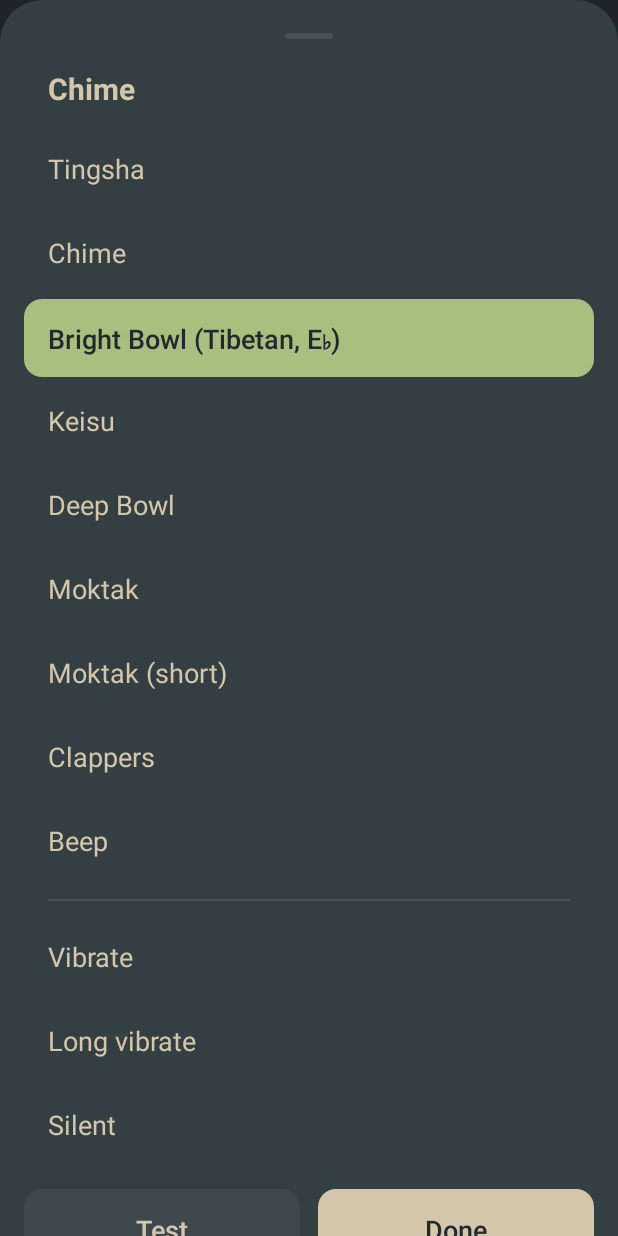
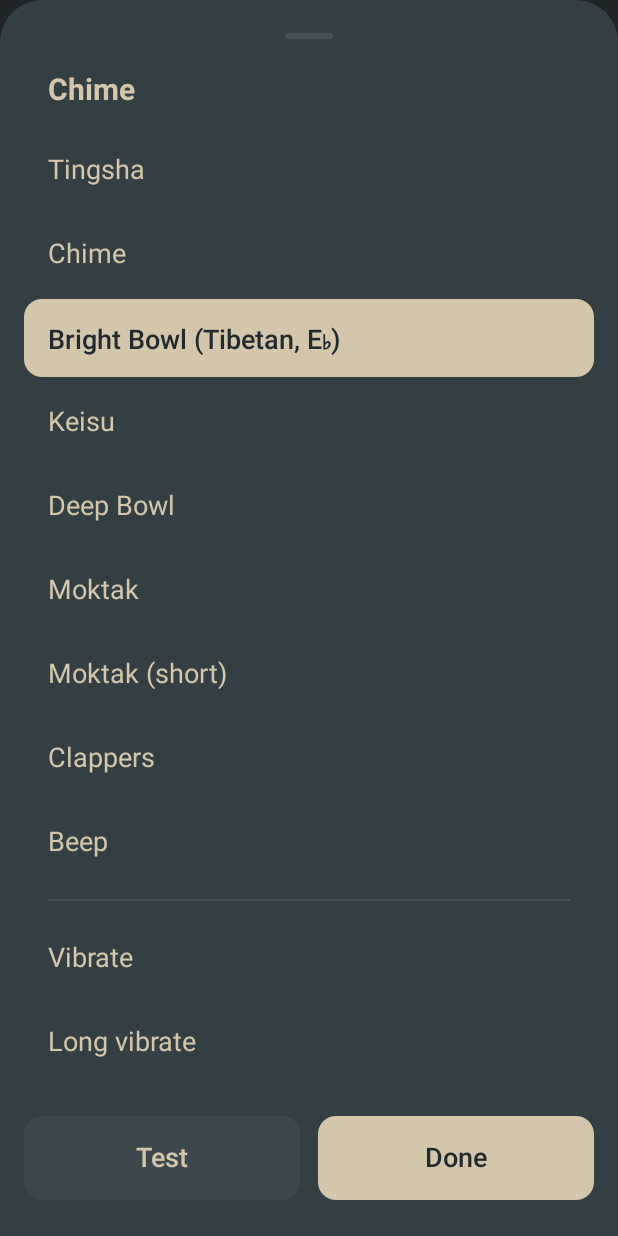
Before and after one commit to jamescrg/enzo, an Android app built with Jetpack Compose: the screen it shows after launch (MainActivity), after a tap on "Chime", on a phone screen of 412 x 824 dp. Run offline under Robolectric (Android 15) with nearby library versions, the phone set to English and light mode, and no system bars; libraries missing offline, so code that uses them is left out: androidx.lifecycle.compose.

Commit message:
Monochrome theme, menu icon, swipe right for settings, separate cards
- Remove the green accent; the ink colour marks what is selected or on
- Replace the gear with a larger hamburger icon; a left-to-right swipe also opens settings
- Start button uses the same quiet background as Reset
- Chime and Repeat each sit on their own card
- Chime drawer: only the list scrolls, so Test and Done stay in reach
- Thicker plain ring; Clappers now has three beats

```diff
--- a/app/src/main/java/link/darmok/meditationtimer/Chimes.kt
+++ b/app/src/main/java/link/darmok/meditationtimer/Chimes.kt
@@ -44,7 +44,7 @@ val CHIMES = listOf(
     Chime("gong", "Deep Bowl", R.raw.bowl_deep, maxVolume = 0.2f),
     Chime("moktak", "Moktak", R.raw.moktak),
     Chime("moktak_short", "Moktak (short)", R.raw.moktak_short),
-    // Two wooden blocks clapped together, twice; stands in for Zen clappers (taku).
+    // Two wooden blocks clapped together, three times; stands in for Zen clappers (taku).
     Chime("clappers", "Clappers", R.raw.clappers),
     // Generated: three short 1 kHz tones, four times over, like a kitchen timer.
     Chime("beep", "Beep", R.raw.beep),
--- a/app/src/main/java/link/darmok/meditationtimer/MainActivity.kt
+++ b/app/src/main/java/link/darmok/meditationtimer/MainActivity.kt
@@ -139,7 +139,6 @@ class Palette(
     val bg: Color,
     val bgDim: Color,
     val fg: Color,
-    val accent: Color,
     val btnBg: Color,
     val btnHover: Color,
     val modalBg: Color,
@@ -150,14 +149,14 @@ class Palette(
 /** Everforest Dark */
 private val Dark = Palette(
     bg = Color(0xFF2D353B), bgDim = Color(0xFF232A2E), fg = Color(0xFFD3C6AA),
-    accent = Color(0xFFA7C080), btnBg = Color(0xFF3D484D), btnHover = Color(0xFF475258),
+    btnBg = Color(0xFF3D484D), btnHover = Color(0xFF475258),
     modalBg = Color(0xFF343F44), modalBorder = Color(0xFF475258), inputBg = Color(0xFF2D353B),
 )
 
 /** Seoul256 Light */
 private val Light = Palette(
     bg = Color(0xFFE1E1E1), bgDim = Color(0xFFD9D9D9), fg = Color(0xFF3F3F3F),
-    accent = Color(0xFF719872), btnBg = Color(0xFFD0D0D0), btnHover = Color(0xFFC0C0C0),
+    btnBg = Color(0xFFD0D0D0), btnHover = Color(0xFFC0C0C0),
     modalBg = Color(0xFFE8E8E8), modalBorder = Color(0xFFC0C0C0), inputBg = Color(0xFFF0F0F0),
 )
 
@@ -246,7 +245,7 @@ fun TimerApp() {
             Modifier
                 .fillMaxSize()
                 .background(p.bg)
-                // Swipe up anywhere to pull up settings. Watched on the way down to the children
+                // Swipe up, or left to right, anywhere to pull up settings. Watched on the way down to the children
                 // and normally not consumed, so buttons and the ring still get their taps.
                 .pointerInput(Unit) {
                     val threshold = 56.dp.toPx()
@@ -272,8 +271,9 @@ fun TimerApp() {
                             if (!change.pressed) break
                             val moved = change.position - down.position
                             val mostlyUp = moved.y < -threshold && -moved.y > abs(moved.x) * 2
+                            val mostlyRight = moved.x > threshold && moved.x > abs(moved.y) * 2
                             // On a screen small enough to scroll, an upward drag scrolls first.
-                            if (!opened && mostlyUp && !scrollState.canScrollForward) {
+                            if (!opened && (mostlyRight || (mostlyUp && !scrollState.canScrollForward))) {
                                 opened = true
                                 sheet = Sheet.SETTINGS
                             }
@@ -295,20 +295,20 @@ fun TimerApp() {
                 verticalArrangement = Arrangement.SpaceBetween,
                 horizontalAlignment = Alignment.CenterHorizontally,
             ) {
-                // Settings: tap the gear, or swipe up anywhere.
+                // Settings: tap the menu icon, or swipe up or left-to-right anywhere.
                 Box(
                     Modifier
                         .align(Alignment.End)
                         .padding(top = 8.dp, end = 8.dp)
                         .alpha(controlsAlpha)
-                        .size(64.dp) // generous touch target around a small ring
+                        .size(64.dp) // generous touch target around a small icon
                         .clip(CircleShape)
                         .clickable(role = Role.Button, onClickLabel = "Settings") { sheet = Sheet.SETTINGS },
                     contentAlignment = Alignment.Center,
                 ) {
                     Icon(
                         painterResource(R.drawable.ic_settings), contentDescription = null,
-                        modifier = Modifier.size(28.dp).alpha(0.8f), tint = p.fg,
+                        modifier = Modifier.size(34.dp).alpha(0.8f), tint = p.fg,
                     )
                 }
 
@@ -340,10 +340,11 @@ fun TimerApp() {
                 }
 
                 Column(Modifier.alpha(controlsAlpha), verticalArrangement = Arrangement.spacedBy(16.dp)) {
-                    Column(
-                        Modifier.fillMaxWidth().background(p.bgDim, CardShape).padding(8.dp),
-                    ) {
+                    // Each setting on its own card.
+                    Box(Modifier.fillMaxWidth().background(p.bgDim, CardShape).padding(8.dp)) {
                         ValueRow("Chime", chimeById(timer.chime).label) { sheet = Sheet.CHIME }
+                    }
+                    Box(Modifier.fillMaxWidth().background(p.bgDim, CardShape).padding(8.dp)) {
                         SwitchRow("Repeat", timer.repeat, onChange = TimerEngine::setRepeat)
                     }
 
@@ -361,7 +362,6 @@ fun TimerApp() {
                             },
                             onClick = { if (running) TimerEngine.pause() else TimerEngine.start() },
                             modifier = Modifier.weight(1f).heightIn(min = 64.dp),
-                            primary = true,
                             fontSize = 18.sp,
                         )
                     }
@@ -405,7 +405,7 @@ private fun CountdownRing(
                     with(EnsoStroke) { drawEnso(f, ink = p.fg, track = p.btnBg) }
                     return@drawBehind
                 }
-                val stroke = 10.dp.toPx()
+                val stroke = 14.dp.toPx()
                 val inset = Offset(stroke / 2, stroke / 2)
                 val arcSize = Size(size.width - stroke, size.height - stroke)
                 drawArc(p.btnBg, 0f, 360f, useCenter = false, topLeft = inset, size = arcSize, style = Stroke(stroke))
@@ -603,7 +603,7 @@ private fun VolumeRow(label: String, percent: Int, onChange: (Int) -> Unit, onCh
             valueRange = 0f..100f,
             modifier = Modifier.fillMaxWidth().padding(end = 8.dp),
             colors = SliderDefaults.colors(
-                thumbColor = p.accent, activeTrackColor = p.accent, inactiveTrackColor = p.btnBg,
+                thumbColor = p.fg, activeTrackColor = p.fg, inactiveTrackColor = p.btnBg,
             ),
         )
     }
@@ -633,7 +633,7 @@ private fun SwitchRow(label: String, checked: Boolean, caption: String? = null,
             checked = checked,
             onCheckedChange = null,
             colors = SwitchDefaults.colors(
-                checkedThumbColor = p.bgDim, checkedTrackColor = p.accent,
+                checkedThumbColor = p.bgDim, checkedTrackColor = p.fg,
                 uncheckedThumbColor = p.fg, uncheckedTrackColor = p.btnBg,
                 uncheckedBorderColor = p.btnHover,
             ),
@@ -685,7 +685,7 @@ private fun ValueRow(label: String, value: String, onClick: () -> Unit) {
     }
 }
 
-/** A large single-choice row; the selected one is filled with the accent colour. */
+/** A large single-choice row; the selected one is filled with the ink colour. */
 @Composable
 private fun OptionRow(label: String, selected: Boolean, onClick: () -> Unit) {
     val p = LocalPalette.current
@@ -694,7 +694,7 @@ private fun OptionRow(label: String, selected: Boolean, onClick: () -> Unit) {
             .fillMaxWidth()
             .heightIn(min = 52.dp)
             .clip(ControlShape)
-            .background(if (selected) p.accent else Color.Transparent)
+            .background(if (selected) p.fg else Color.Transparent)
             .selectable(selected, role = Role.RadioButton, onClick = onClick)
             .padding(horizontal = 16.dp),
         verticalAlignment = Alignment.CenterVertically,
@@ -743,17 +743,18 @@ private fun ChimeSheet(selected: String, onDismiss: () -> Unit) {
         contentColor = p.fg,
         dragHandle = { BottomSheetDefaults.DragHandle(color = p.btnHover) },
     ) {
+        // Only the list scrolls, so the buttons stay in reach however many chimes there are.
         Column(
-            Modifier
-                .verticalScroll(rememberScrollState())
-                .padding(start = 16.dp, end = 16.dp, bottom = 24.dp),
+            Modifier.padding(start = 16.dp, end = 16.dp, bottom = 24.dp),
             verticalArrangement = Arrangement.spacedBy(16.dp),
         ) {
             Text(
                 "Chime", Modifier.padding(start = 16.dp),
                 color = p.fg, fontSize = 20.sp, fontWeight = FontWeight.Bold,
             )
-            ChimeList(selected)
+            Column(Modifier.weight(1f, fill = false).verticalScroll(rememberScrollState())) {
+                ChimeList(selected)
+            }
             Row(horizontalArrangement = Arrangement.spacedBy(12.dp)) {
                 AppButton(
                     "Test", onClick = TimerEngine::testChime,
@@ -840,7 +841,7 @@ private fun DurationSheet(
                             .weight(1f)
                             .height(48.dp)
                             .clip(ControlShape)
-                            .background(if (selected) p.accent else p.btnBg)
+                            .background(if (selected) p.fg else p.btnBg)
                             .clickable(role = Role.Button, onClickLabel = "$preset minutes") {
                                 scope.launch { listState.animateScrollToItem(preset - 1) }
                             },
@@ -877,7 +878,7 @@ private fun DurationSheet(
                             Text(
                                 "${i + 1}",
                                 Modifier.alpha(if (selected) 1f else 0.4f),
-                                color = if (selected) p.accent else p.fg,
+                                color = p.fg,
                                 fontSize = if (selected) 34.sp else 24.sp,
                                 fontWeight = if (selected) FontWeight.Bold else FontWeight.Normal,
                             )
--- a/app/src/main/res/drawable/ic_settings.xml
+++ b/app/src/main/res/drawable/ic_settings.xml
@@ -5,5 +5,5 @@
     android:viewportHeight="24">
     <path
         android:fillColor="#FFFFFFFF"
-        android:pathData="M19.14,12.94c0.04,-0.3 0.06,-0.61 0.06,-0.94c0,-0.32 -0.02,-0.64 -0.07,-0.94l2.03,-1.58c0.18,-0.14 0.23,-0.41 0.12,-0.61l-1.92,-3.32c-0.12,-0.22 -0.37,-0.29 -0.59,-0.22l-2.39,0.96c-0.5,-0.38 -1.03,-0.7 -1.62,-0.94L14.4,2.81c-0.04,-0.24 -0.24,-0.41 -0.48,-0.41h-3.84c-0.24,0 -0.43,0.17 -0.47,0.41L9.25,5.35C8.66,5.59 8.12,5.92 7.63,6.29L5.24,5.33c-0.22,-0.08 -0.47,0 -0.59,0.22L2.74,8.87C2.62,9.08 2.66,9.34 2.86,9.48l2.03,1.58C4.84,11.36 4.8,11.69 4.8,12s0.02,0.64 0.07,0.94l-2.03,1.58c-0.18,0.14 -0.23,0.41 -0.12,0.61l1.92,3.32c0.12,0.22 0.37,0.29 0.59,0.22l2.39,-0.96c0.5,0.38 1.03,0.7 1.62,0.94l0.36,2.54c0.05,0.24 0.24,0.41 0.48,0.41h3.84c0.24,0 0.44,-0.17 0.47,-0.41l0.36,-2.54c0.59,-0.24 1.13,-0.56 1.62,-0.94l2.39,0.96c0.22,0.08 0.47,0 0.59,-0.22l1.92,-3.32c0.12,-0.22 0.07,-0.47 -0.12,-0.61L19.14,12.94zM12,15.6c-1.98,0 -3.6,-1.62 -3.6,-3.6s1.62,-3.6 3.6,-3.6s3.6,1.62 3.6,3.6S13.98,15.6 12,15.6z" />
+        android:pathData="M3,18h18v-2H3v2zM3,13h18v-2H3v2zM3,6v2h18V6H3z" />
 </vector>
```
Also changed, not shown: 1 other file.
